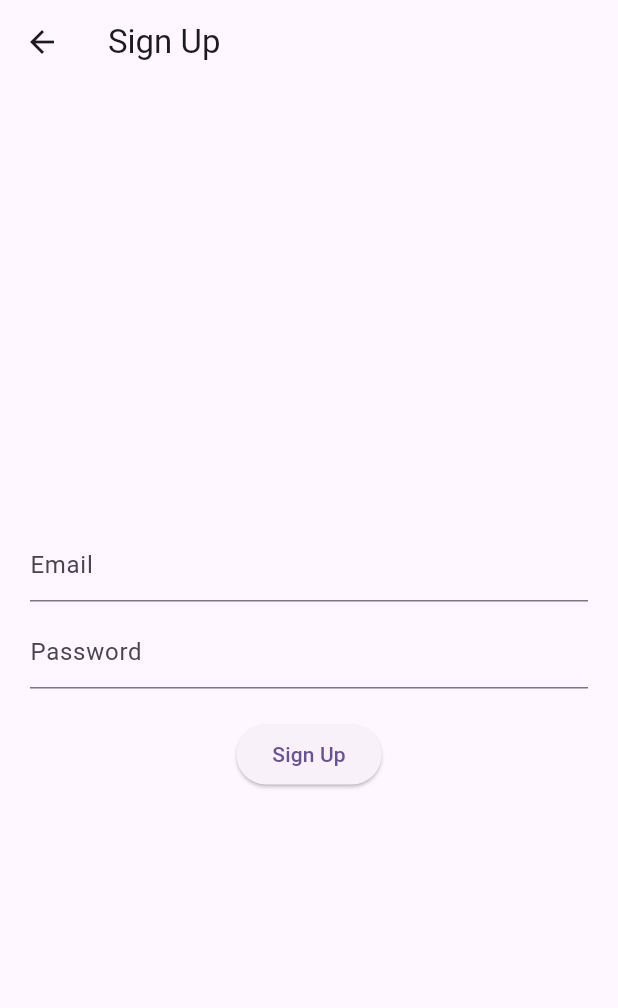
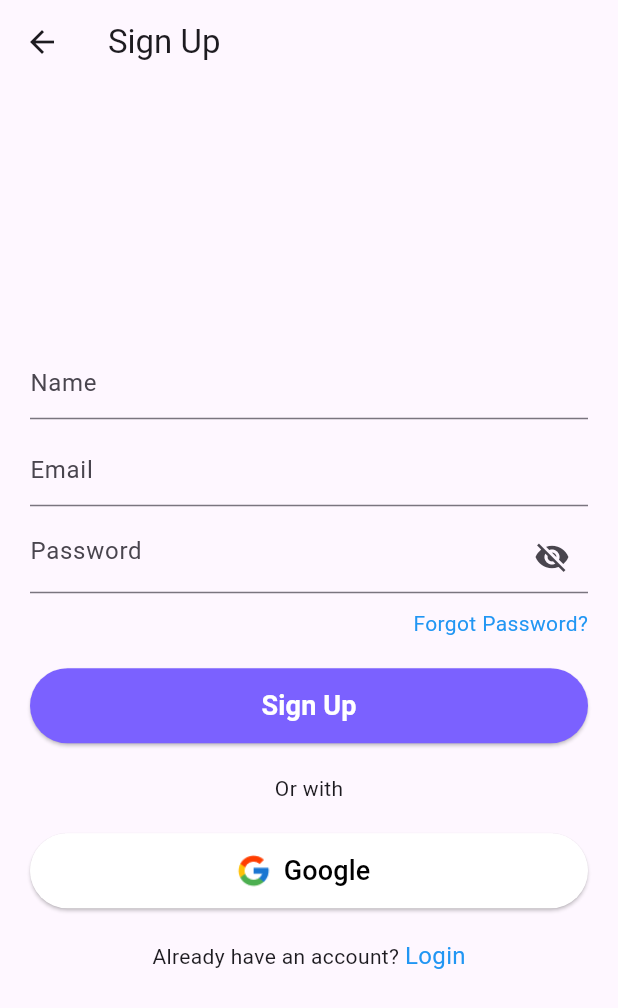
Before and after one commit to Faizankhan298/CipherX, a Flutter app: the SignupScreen screen opened directly, on a phone screen of 412 x 824 dp. Shown: the top 1008 px of the screen. Run offline on Flutter 3.47's test engine with Material 3 defaults, Android fonts, the phone set to English and light mode, and no system bars; our stand-ins replace firebase_auth, firebase_core, get, google_sign_in, shared_preferences; accounts and stored records are empty; network calls fail.

Commit message:
v0.0.6  Login/Signup/Forgot UI

```diff
--- a/cipherx/lib/screens/auth/signup_screen.dart
+++ b/cipherx/lib/screens/auth/signup_screen.dart
@@ -2,6 +2,7 @@ import 'package:flutter/material.dart';
 import 'package:firebase_auth/firebase_auth.dart';
 import 'package:get/get.dart';
 import '../../wrapper.dart';
+import 'forgot_password_screen.dart';
 
 class SignupScreen extends StatefulWidget {
   const SignupScreen({super.key});
@@ -11,6 +12,7 @@ class SignupScreen extends StatefulWidget {
 }
 
 class _SignupScreenState extends State<SignupScreen> {
+  final TextEditingController nameController = TextEditingController();
   final TextEditingController emailController = TextEditingController();
   final TextEditingController passwordController = TextEditingController();
 
@@ -36,17 +38,81 @@ class _SignupScreenState extends State<SignupScreen> {
           mainAxisAlignment: MainAxisAlignment.center,
           children: [
             TextField(
+              controller: nameController,
+              decoration: const InputDecoration(hintText: 'Name'),
+            ),
+            const SizedBox(height: 10),
+            TextField(
               controller: emailController,
               decoration: const InputDecoration(hintText: 'Email'),
             ),
             const SizedBox(height: 10),
             TextField(
               controller: passwordController,
-              decoration: const InputDecoration(hintText: 'Password'),
+              decoration: const InputDecoration(
+                hintText: 'Password',
+                suffixIcon: Icon(Icons.visibility_off),
+              ),
               obscureText: true,
             ),
+            const SizedBox(height: 10),
+            GestureDetector(
+              onTap: () => Get.to(() => const ForgotPasswordScreen()),
+              child: const Align(
+                alignment: Alignment.centerRight,
+                child: Text(
+                  'Forgot Password?',
+                  style: TextStyle(color: Colors.blue),
+                ),
+              ),
+            ),
             const SizedBox(height: 20),
-            ElevatedButton(onPressed: signUp, child: const Text('Sign Up')),
+            ElevatedButton(
+              onPressed: signUp,
+              style: ElevatedButton.styleFrom(
+                backgroundColor: const Color(0xFF7B61FF),
+                minimumSize: const Size(double.infinity, 50),
+              ),
+              child: const Text(
+                'Sign Up',
+                style: TextStyle(
+                  color: Colors.white,
+                  fontSize: 18,
+                  fontWeight: FontWeight.bold,
+                ),
+              ),
+            ),
+            const SizedBox(height: 20),
+            const Text('Or with'),
+            const SizedBox(height: 20),
+            ElevatedButton.icon(
+              onPressed: () {}, // Add Google signup logic here
+              icon: Image.asset('assets/icons/google.png', height: 24),
+              label: const Text(
+                'Google',
+                style: TextStyle(color: Colors.black, fontSize: 18),
+              ),
+              style: ElevatedButton.styleFrom(
+                backgroundColor: Colors.white,
+                foregroundColor: Colors.black,
+                minimumSize: const Size(double.infinity, 50),
+              ),
+            ),
+            const SizedBox(height: 20),
+            GestureDetector(
+              onTap: () => Get.back(),
+              child: const Text.rich(
+                TextSpan(
+                  text: 'Already have an account? ',
+                  children: [
+                    TextSpan(
+                      text: 'Login',
+                      style: TextStyle(color: Colors.blue, fontSize: 16),
+                    ),
+                  ],
+                ),
+              ),
+            ),
           ],
         ),
       ),
```
Also changed, not shown: cipherx/lib/screens/auth/forgot_password_screen.dart (+18 -1 lines), cipherx/lib/screens/auth/login_screen.dart (+54 -14 lines).
